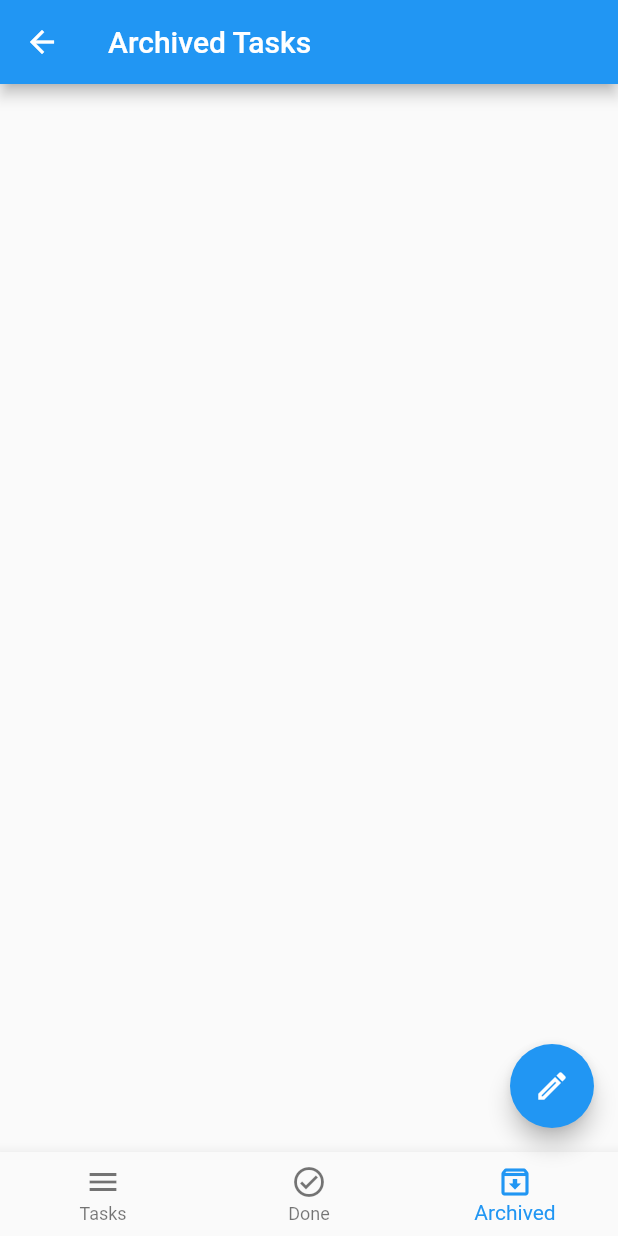
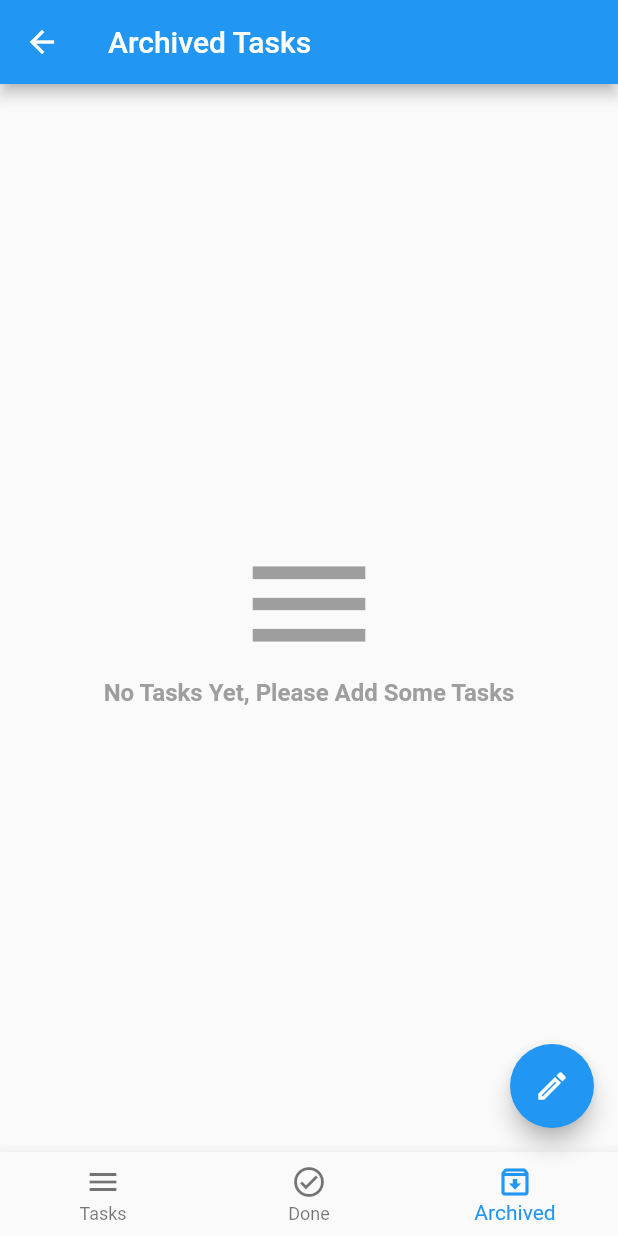
Before and after one commit to FadiWertatani/Flutter_projects, a Flutter app: the HomeLayout screen opened directly, item 3 of the bottom bar chosen, on a phone screen of 412 x 824 dp. Run offline on Flutter 3.47's test engine with Material 2 defaults, Android fonts, the light colour scheme and no system bars; our stand-ins replace bloc, conditional_builder_null_safety, flutter_bloc, sqflite; accounts and stored records are empty.

Commit message:
Delete tasks

```diff
--- a/lib/modules/Todo/archive_tasks/Archived_Tasks_Screen.dart
+++ b/lib/modules/Todo/archive_tasks/Archived_Tasks_Screen.dart
@@ -13,20 +13,7 @@ class ArchivedTasksScreen extends StatelessWidget {
       listener: (context, state){},
       builder: (context, state){
         var tasks = AppCubit.get(context).archiveTasks;
-        return ListView.separated(
-          itemBuilder: (context, index){
-            return buildTaskItem(tasks[index], context);
-          },
-          separatorBuilder: (context, index) => Padding(
-            padding: const EdgeInsetsDirectional.only(start: 20.0),
-            child: Container(
-              width: double.infinity,
-              height: 1.0,
-              color: Colors.grey[300],
-            ),
-          ),
-          itemCount: tasks.length,
-        );
+        return taskBuilder(tasks: tasks);
       },
     );
   }
--- a/lib/modules/Todo/shared/cubit/states.dart
+++ b/lib/modules/Todo/shared/cubit/states.dart
@@ -14,4 +14,6 @@ class AppInsertDatabaseState extends AppStates {}
 
 class AppUpdateDatabaseState extends AppStates {}
 
+class AppDeleteDatabaseState extends AppStates {}
+
 class AppChangeBottomSheetState extends AppStates {}
--- a/lib/shared/components/components.dart
+++ b/lib/shared/components/components.dart
@@ -1,5 +1,8 @@
+import 'package:conditional_builder_null_safety/conditional_builder_null_safety.dart';
 import 'package:flutter/material.dart';
+import 'package:flutter_bloc/flutter_bloc.dart';
 import 'package:re_learn/modules/Todo/shared/cubit/cubit.dart';
+import 'package:re_learn/modules/Todo/shared/cubit/states.dart';
 
 //Login Button component
 Widget defaultButton({
@@ -95,7 +98,12 @@ Widget defaultFormField({
     );
 
 //TodoItem
-Widget buildTaskItem(Map model, context) => Padding(
+Widget buildTaskItem(Map model, context) => Dismissible(
+    key: Key(model['id'].toString()),
+    onDismissed: (direction){
+      AppCubit.get(context).deleteData(id: model['id']);
+    },
+    child: Padding(
       padding: const EdgeInsets.all(12.0),
       child: Row(
         children: [
@@ -148,4 +156,38 @@ Widget buildTaskItem(Map model, context) => Padding(
           )
         ],
       ),
+    ),
 );
+
+Widget taskBuilder({
+  required List<Map> tasks,
+}) => ConditionalBuilder(
+    condition: tasks.length > 0,
+    builder: (context) => ListView.separated(
+      itemBuilder: (context, index){
+        return buildTaskItem(tasks[index], context);
+      },
+      separatorBuilder: (context, index) => Padding(
+        padding: const EdgeInsetsDirectional.only(start: 20.0),
+        child: Container(
+          width: double.infinity,
+          height: 1.0,
+          color: Colors.grey[300],
+        ),
+      ),
+      itemCount: tasks.length,
+    ),
+    fallback: (context) => Center(
+      child: Column(
+        mainAxisAlignment: MainAxisAlignment.center,
+        children: [
+          Icon(Icons.menu,size: 100.0,color: Colors.grey,),
+          Text('No Tasks Yet, Please Add Some Tasks',style: TextStyle(
+            fontSize: 16.0,
+            fontWeight: FontWeight.bold,
+            color: Colors.grey,
+          ),),
+        ],
+      ),
+    ),
+);
```
Also changed, not shown: lib/modules/Todo/done_tasks/Done_Tasks_Screen.dart (+1 -14 lines), lib/modules/Todo/new_tasks/New_Tasks_Screen.dart (+2 -14 lines), lib/modules/Todo/shared/cubit/cubit.dart (+11 -0 lines). Lines whose indentation alone changed are shown as unchanged.
